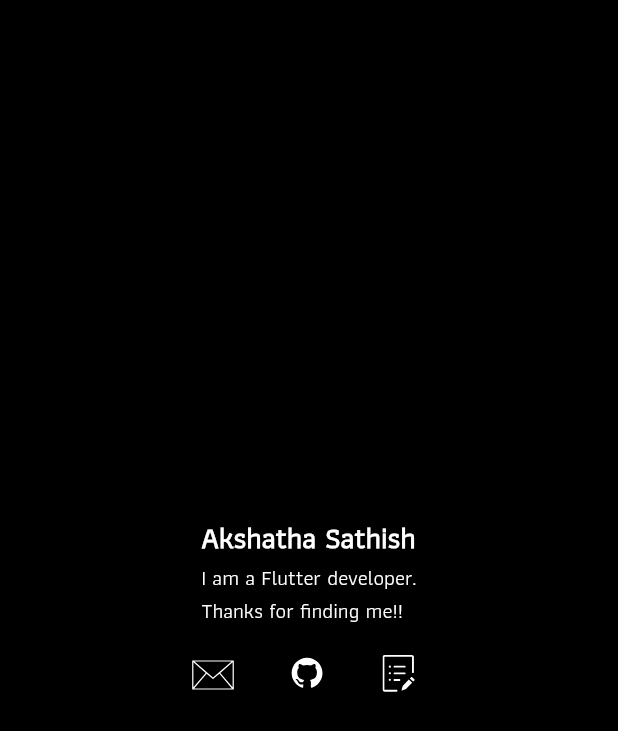
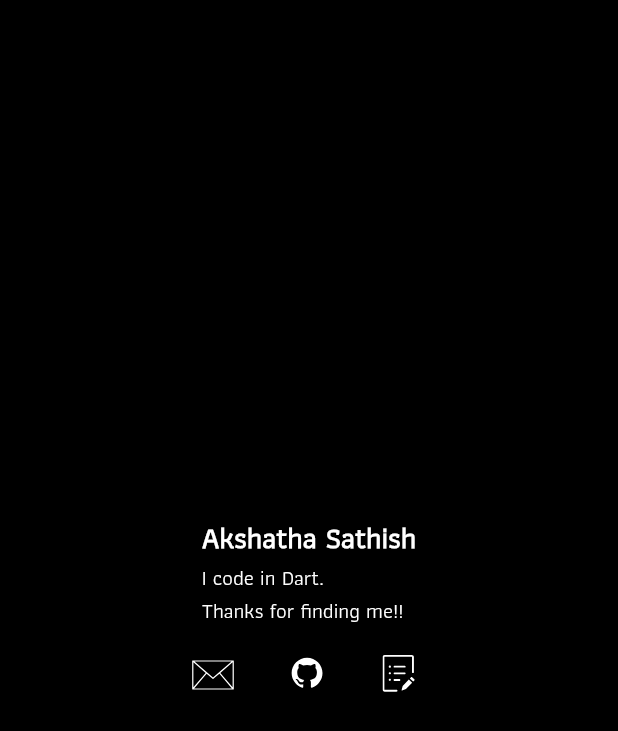
Before and after one commit to micedreams/micedreams.github.io, a Flutter app: the screen it shows after launch, on a phone screen of 412 x 824 dp. Shown: the top 731 px of the screen. Run offline on Flutter 3.47's test engine with Material 2 defaults, Android fonts, the phone set to English and light mode, and no system bars; our stand-ins replace flutter_svg.

Commit message:
Update portfolio.dart

```diff
--- a/lib/portfolio.dart
+++ b/lib/portfolio.dart
@@ -28,7 +28,7 @@ class Portfolio extends StatelessWidget {
                     textAlign: TextAlign.justify,
                   ),
                   Text(
-                    "I am a Flutter developer.",
+                    "I code in Dart.",
                     style: TextStyle(fontSize: 14),
                   ),
                   Text(
```
